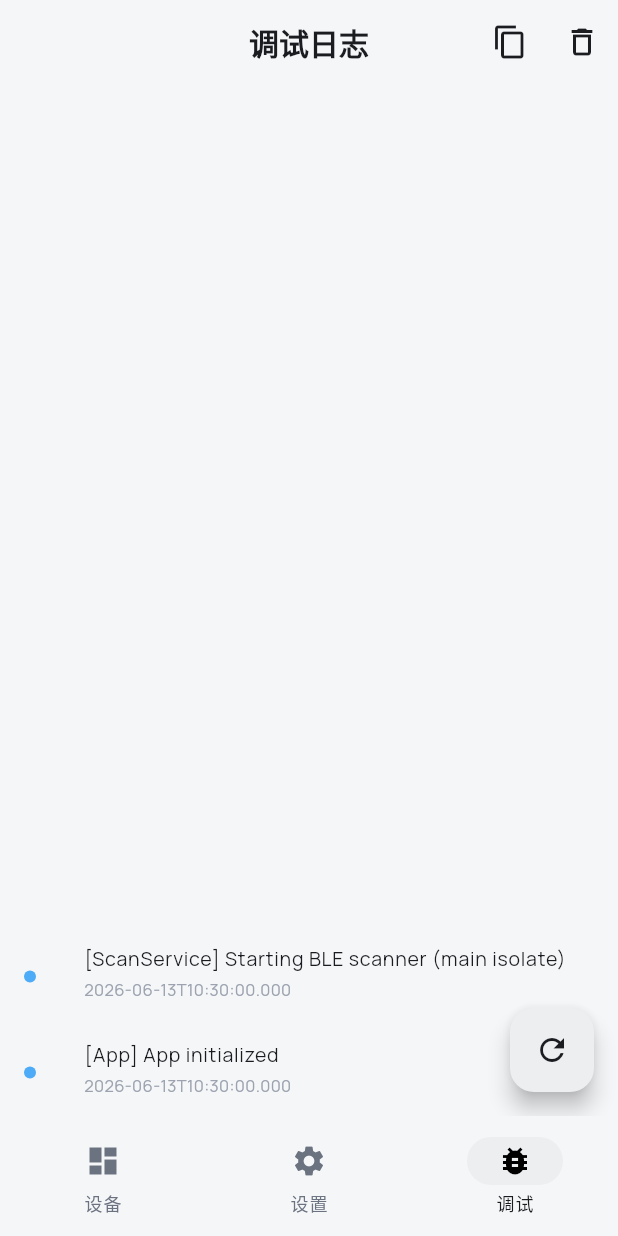
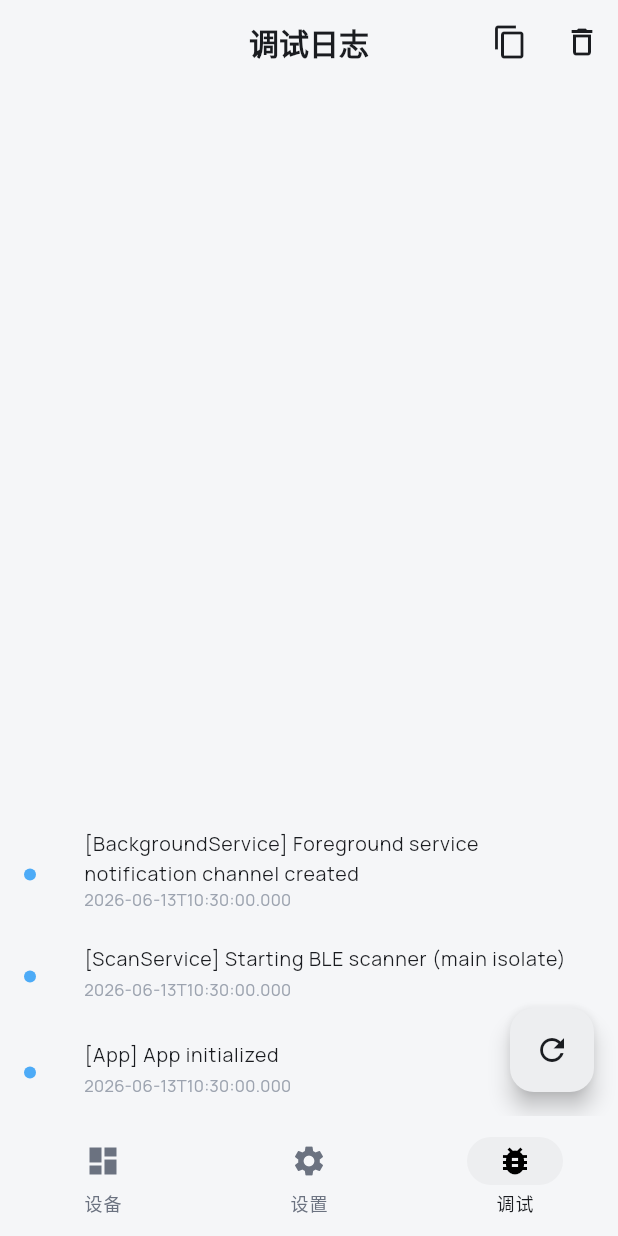
Before and after one commit to tantianvip-spec/tempMonitor, a Flutter app: the screen it shows after launch, item 3 of the bottom bar chosen, on a phone screen of 412 x 824 dp. Run offline on Flutter 3.47's test engine with Material 3 defaults, Android fonts, the phone set to English and light mode, and no system bars; our stand-ins replace drift, drift_flutter, equatable, fl_chart, flutter_bloc, flutter_blue_plus and 5 more; missing offline and left inert: flutter_background_service; accounts and stored records are empty; generated files the repository leaves out were written again.

Commit message:
fix: pre-create notification channel before background service startForeground
Android 12+ throws CannotPostForegroundServiceNotificationException if
the notification channel does not exist when startForeground() is called.
The flutter_background_service plugin creates the channel in Java's
onCreate(), but on some devices the timing is unreliable.

Fix: pre-create the 'temp_monitor_service' channel from Dart using
flutter_local_notifications before BackgroundService.initialize().
Notification channels are OS-level resources, so creating it from the
main isolate is visible to the background service isolate.

```diff
--- a/lib/infrastructure/background_service.dart
+++ b/lib/infrastructure/background_service.dart
@@ -4,6 +4,7 @@ import 'dart:ui';
 
 import 'package:flutter/material.dart';
 import 'package:flutter_background_service/flutter_background_service.dart';
+import 'package:flutter_local_notifications/flutter_local_notifications.dart';
 import 'package:temp_monitor/core/constants.dart';
 import 'package:temp_monitor/data/app_database.dart' hide Reading;
 import 'package:temp_monitor/domain/models/reading.dart';
@@ -22,12 +23,55 @@ import 'package:temp_monitor/services/settings_service.dart';
 /// isolate via [IsolateNameServer] under [AppConstants.uiIsolatePortName].
 class BackgroundService {
   static const int _notificationId = 888;
+
+  /// Channel ID used by the foreground service notification. Must match
+  /// [AndroidConfiguration.notificationChannelId].
+  static const String _notificationChannelId = 'temp_monitor_service';
+
   static bool _configured = false;
+  static bool _channelCreated = false;
 
   /// Whether the background service was successfully configured and is
   /// available for use. Check before calling [start] if you need a
   /// fallback path.
   static bool get isAvailable => _configured;
+
+  /// Pre-create the foreground service notification channel.
+  ///
+  /// Android 12+ requires the channel to exist **before** [startForeground]
+  /// is called, otherwise the OS throws
+  /// [CannotPostForegroundServiceNotificationException] and the app crashes.
+  /// The `flutter_background_service` plugin creates this channel in its
+  /// Java `onCreate()`, but the timing is unreliable on some devices.
+  ///
+  /// Call this from the main isolate during app startup, **before**
+  /// [initialize]. Idempotent.
+  static Future<void> ensureNotificationChannel() async {
+    if (_channelCreated) return;
+    try {
+      final plugin = FlutterLocalNotificationsPlugin();
+      await plugin.initialize(const InitializationSettings(
+        android: AndroidInitializationSettings('@mipmap/ic_launcher'),
+      ));
+      final androidImpl = plugin.resolvePlatformSpecificImplementation<
+          AndroidFlutterLocalNotificationsPlugin>();
+      if (androidImpl != null) {
+        const channel = AndroidNotificationChannel(
+          _notificationChannelId,
+          '温湿度监控服务',
+          description: '后台蓝牙扫描服务通知',
+          importance: Importance.low,
+        );
+        await androidImpl.createNotificationChannel(channel);
+      }
+      _channelCreated = true;
+      DebugLogger().i('Foreground service notification channel created',
+          tag: 'BackgroundService');
+    } catch (e) {
+      DebugLogger().e('Failed to create notification channel: $e',
+          tag: 'BackgroundService');
+    }
+  }
 
   /// Initialize the background service configuration.
   /// This must be called once during app startup (before [start]).
@@ -39,7 +83,7 @@ class BackgroundService {
         onStart: onStart,
         autoStart: false,
         isForegroundMode: true,
-        notificationChannelId: 'temp_monitor_service',
+        notificationChannelId: _notificationChannelId,
         initialNotificationTitle: '温湿度监控',
         initialNotificationContent: '正在后台监听设备...',
         foregroundServiceNotificationId: _notificationId,
--- a/lib/main.dart
+++ b/lib/main.dart
@@ -33,6 +33,12 @@ void main() async {
   // from main() to DashboardCubit (via listen: false), not for widget
   // rebuilds. The debug assertion is a false positive here.
   Provider.debugCheckInvalidValueType = null;
+
+  // Pre-create the foreground service notification channel before
+  // initializing the background service. On Android 12+, the channel
+  // must exist before startForeground() is called or the app crashes
+  // with CannotPostForegroundServiceNotificationException.
+  await BackgroundService.ensureNotificationChannel();
 
   // Initialize background service (best-effort — failure won't crash app).
   try {
```
